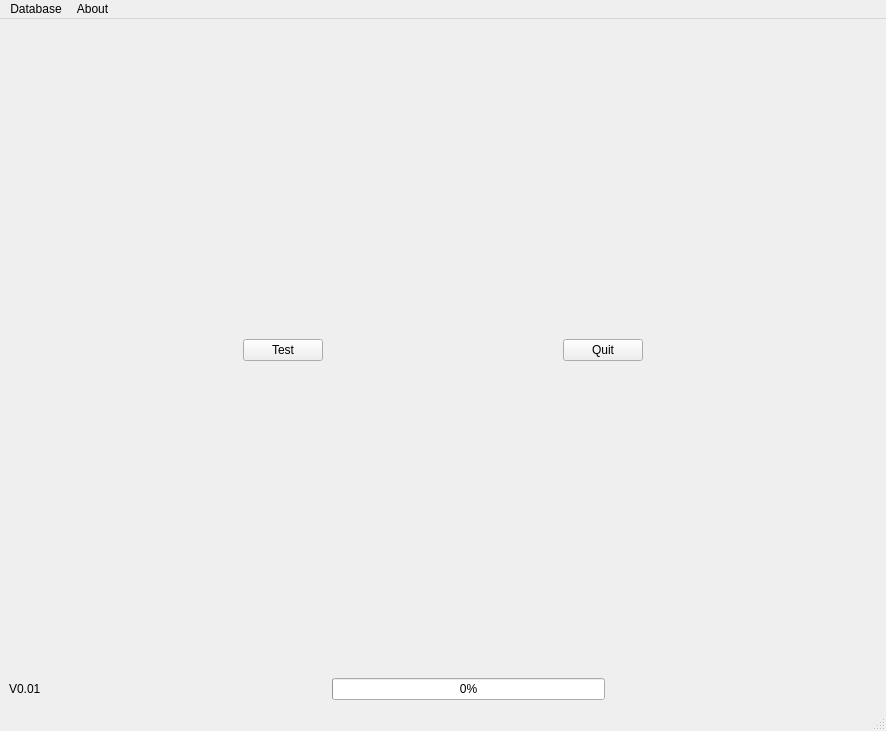
gillesmaire/mychessbaselib, file examples/mainwindow.ui: the form before one commit.
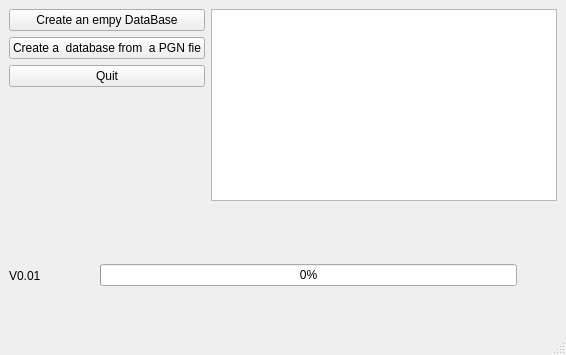
The form after the commit.

Commit message: Test Program continued

Diff of the .ui file:
```diff
--- a/examples/mainwindow.ui
+++ b/examples/mainwindow.ui
@@ -6,64 +6,34 @@
    <rect>
     <x>0</x>
     <y>0</y>
-    <width>886</width>
-    <height>731</height>
+    <width>566</width>
+    <height>355</height>
    </rect>
   </property>
   <property name="windowTitle">
    <string>MainWindow</string>
   </property>
   <widget class="QWidget" name="centralwidget">
-   <layout class="QVBoxLayout" name="verticalLayout_2">
+   <layout class="QHBoxLayout" name="horizontalLayout_3">
     <item>
-     <layout class="QVBoxLayout" name="verticalLayout">
-      <item>
-       <spacer name="verticalSpacer">
-        <property name="orientation">
-         <enum>Qt::Orientation::Vertical</enum>
-        </property>
-        <property name="sizeHint" stdset="0">
-         <size>
-          <width>20</width>
-          <height>40</height>
-         </size>
-        </property>
-       </spacer>
-      </item>
+     <layout class="QVBoxLayout" name="verticalLayout_3">
       <item>
        <layout class="QHBoxLayout" name="horizontalLayout">
         <item>
-         <spacer name="horizontalSpacer">
-          <property name="orientation">
-           <enum>Qt::Orientation::Horizontal</enum>
-          </property>
-          <property name="sizeHint" stdset="0">
-           <size>
-            <width>40</width>
-            <height>20</height>
-           </size>
-          </property>
-         </spacer>
-        </item>
+         <layout class="QVBoxLayout" name="verticalLayout">
         <item>
-         <widget class="QPushButton" name="pushButtonTest">
+           <widget class="QPushButton" name="pushButton_2">
           <property name="text">
-           <string>Test</string>
+             <string>Create an empy DataBase</string>
           </property>
          </widget>
         </item>
         <item>
-         <spacer name="horizontalSpacer_2">
-          <property name="orientation">
-           <enum>Qt::Orientation::Horizontal</enum>
-          </property>
-          <property name="sizeHint" stdset="0">
-           <size>
-            <width>40</width>
-            <height>20</height>
-           </size>
-          </property>
-         </spacer>
+           <widget class="QPushButton" name="pusButtonCreateDataBaseFromPGNFIle">
+            <property name="text">
+             <string>Create a  database from  a PGN fie</string>
+            </property>
+           </widget>
         </item>
         <item>
          <widget class="QPushButton" name="pushButtonQuit">
@@ -73,9 +43,29 @@
          </widget>
         </item>
         <item>
+           <spacer name="horizontalSpacer_2">
+            <property name="orientation">
+             <enum>Qt::Vertical</enum>
+            </property>
+            <property name="sizeHint" stdset="0">
+             <size>
+              <width>40</width>
+              <height>20</height>
+             </size>
+            </property>
+           </spacer>
+          </item>
+         </layout>
+        </item>
+        <item>
+         <layout class="QVBoxLayout" name="verticalLayout_2">
+          <item>
+           <widget class="QTableView" name="tableView"/>
+          </item>
+          <item>
          <spacer name="horizontalSpacer_3">
           <property name="orientation">
-           <enum>Qt::Orientation::Horizontal</enum>
+             <enum>Qt::Vertical</enum>
           </property>
           <property name="sizeHint" stdset="0">
            <size>
@@ -87,18 +77,7 @@
         </item>
        </layout>
       </item>
-      <item>
-       <spacer name="verticalSpacer_2">
-        <property name="orientation">
-         <enum>Qt::Orientation::Vertical</enum>
-        </property>
-        <property name="sizeHint" stdset="0">
-         <size>
-          <width>20</width>
-          <height>40</height>
-         </size>
-        </property>
-       </spacer>
+       </layout>
       </item>
       <item>
        <layout class="QHBoxLayout" name="horizontalLayout_2">
@@ -112,7 +91,7 @@
         <item>
          <spacer name="horizontalSpacer_4">
           <property name="orientation">
-           <enum>Qt::Orientation::Horizontal</enum>
+           <enum>Qt::Vertical</enum>
           </property>
           <property name="sizeHint" stdset="0">
            <size>
@@ -142,7 +121,7 @@
         <item>
          <spacer name="horizontalSpacer_5">
           <property name="orientation">
-           <enum>Qt::Orientation::Horizontal</enum>
+           <enum>Qt::Vertical</enum>
           </property>
           <property name="sizeHint" stdset="0">
            <size>
@@ -163,24 +142,10 @@
     <rect>
      <x>0</x>
      <y>0</y>
-     <width>886</width>
-     <height>22</height>
+     <width>566</width>
+     <height>23</height>
     </rect>
    </property>
-   <widget class="QMenu" name="menuDatabase">
-    <property name="title">
-     <string>Database</string>
-    </property>
-    <addaction name="actionCreate_a_test_DataBase"/>
-    <addaction name="actionRemove_the_Test_DataBase"/>
-   </widget>
-   <widget class="QMenu" name="menuAbout">
-    <property name="title">
-     <string>About</string>
-    </property>
-   </widget>
-   <addaction name="menuDatabase"/>
-   <addaction name="menuAbout"/>
   </widget>
   <widget class="QStatusBar" name="statusbar"/>
   <action name="actionRemove_the_Test_DataBase">
```
Left out of the diff: 10 changed lines with no effect on the pictures. Lines whose indentation alone changed are shown as unchanged. The commit also changes 12 other files.
